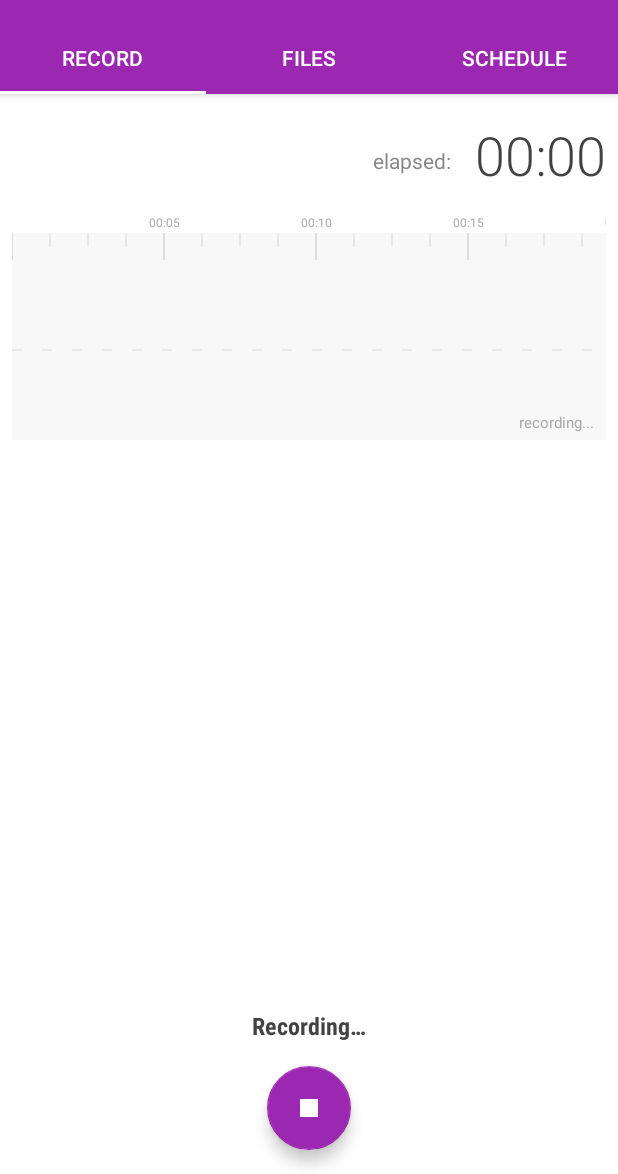
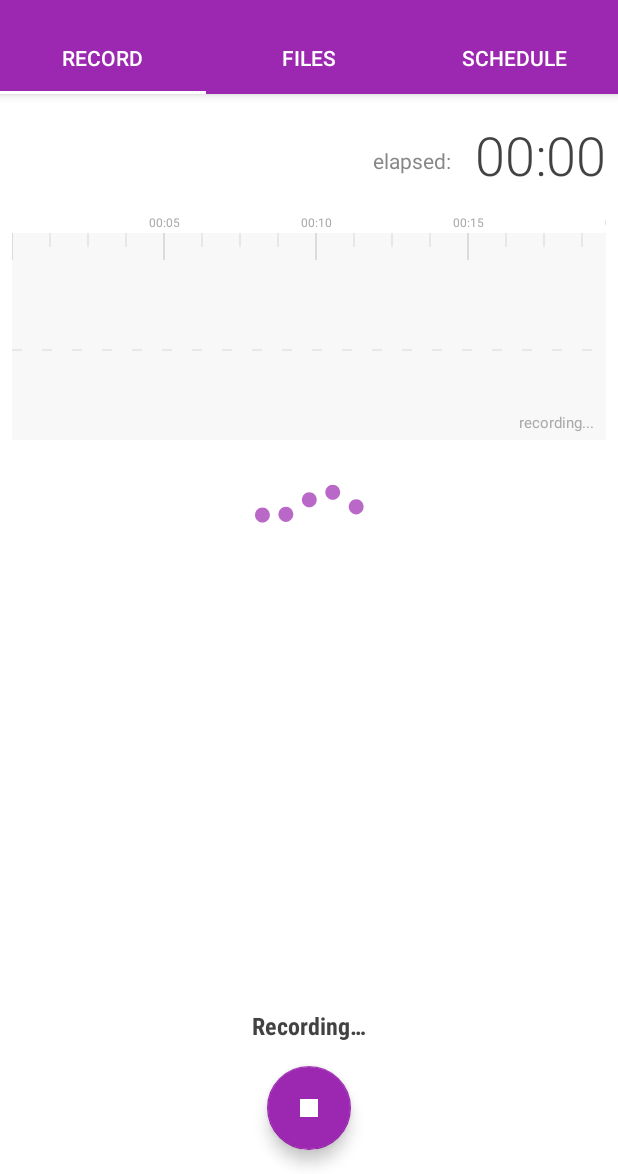
Before and after one commit to jamiejackherer/ScheduledRecorder, an Android app: the screen it shows after launch (MainActivity), after a tap on an icon or button, on a phone screen of 412 x 824 dp, the part 62-1236 px from its top. Run offline under Robolectric (Android 15) with nearby library versions, the phone set to English and light mode, and no system bars; our stand-ins replace Dagger/Hilt's generated code, Room's generated code, data binding; 4 statements that could not run were skipped.

Commit message:
add Lottie animations in record fragment and scheduled recordings details activity

```diff
--- a/app/build.gradle
+++ b/app/build.gradle
@@ -110,6 +110,9 @@ dependencies {
     implementation 'io.reactivex.rxjava2:rxjava:2.1.1'
     implementation 'io.reactivex.rxjava2:rxandroid:2.0.1'
 
+    // Lottie animations.
+    implementation 'com.airbnb.android:lottie:2.5.1'
+
 
     // Local unit tests.
     testImplementation "org.mockito:mockito-core:$mockitoVersion"
--- a/app/src/main/java/com/iclaude/scheduledrecorder/ui/activities/scheduled_recording/ScheduledRecordingDetailsViewModel.java
+++ b/app/src/main/java/com/iclaude/scheduledrecorder/ui/activities/scheduled_recording/ScheduledRecordingDetailsViewModel.java
@@ -62,6 +62,7 @@ public class ScheduledRecordingDetailsViewModel extends AndroidViewModel impleme
     public final ObservableBoolean timeEndCorrectObservable = new ObservableBoolean();
     public final ObservableBoolean timesCorrectObservable = new ObservableBoolean();
     public final ObservableField<String> errorMsgObservable = new ObservableField<>("");
+    public boolean portrait = true;
 
     private final SingleLiveEvent<Void> loadedCommand = new SingleLiveEvent<>();
     private final SingleLiveEvent<RESULT> saveCommand = new SingleLiveEvent<>();
@@ -79,6 +80,10 @@ public class ScheduledRecordingDetailsViewModel extends AndroidViewModel impleme
     public ScheduledRecordingDetailsViewModel(Application application, RecordingsRepository recordingsRepository) {
         super(application);
         this. recordingsRepository = recordingsRepository;
+    }
+
+    public void setOrientation() {
+        portrait = getApplication().getResources().getBoolean(R.bool.portrait);
     }
 
     public SingleLiveEvent<Void> getLoadedCommand() {
--- a/app/src/main/java/com/iclaude/scheduledrecorder/ui/fragments/record/RecordFragment.java
+++ b/app/src/main/java/com/iclaude/scheduledrecorder/ui/fragments/record/RecordFragment.java
@@ -10,13 +10,17 @@ import android.annotation.SuppressLint;
 import android.arch.lifecycle.ViewModelProviders;
 import android.content.pm.PackageManager;
 import android.databinding.Observable;
+import android.databinding.ObservableBoolean;
 import android.databinding.ObservableInt;
+import android.graphics.Color;
+import android.graphics.ColorFilter;
 import android.os.Build;
 import android.os.Bundle;
 import android.support.annotation.NonNull;
 import android.support.annotation.Nullable;
 import android.support.design.widget.FloatingActionButton;
 import android.support.v4.app.Fragment;
+import android.support.v4.content.ContextCompat;
 import android.util.Log;
 import android.view.LayoutInflater;
 import android.view.View;
@@ -24,6 +28,12 @@ import android.view.ViewGroup;
 import android.view.WindowManager;
 import android.widget.Toast;
 
+import com.airbnb.lottie.LottieAnimationView;
+import com.airbnb.lottie.LottieDrawable;
+import com.airbnb.lottie.LottieProperty;
+import com.airbnb.lottie.SimpleColorFilter;
+import com.airbnb.lottie.model.KeyPath;
+import com.airbnb.lottie.value.LottieValueCallback;
 import com.iclaude.scheduledrecorder.R;
 import com.iclaude.scheduledrecorder.databinding.FragmentRecordBinding;
 import com.iclaude.scheduledrecorder.utils.PermissionsManager;
@@ -41,6 +51,7 @@ public class RecordFragment extends Fragment {
 
     private RecordViewModel recordViewModel;
     private AudioLevelView audioView;
+    private LottieAnimationView lottieView;
 
     private boolean firstCallback = true;
     private Observable.OnPropertyChangedCallback secsCallback;
@@ -68,6 +79,19 @@ public class RecordFragment extends Fragment {
         recordViewModel.getAmplitudeLive().observe(this, integer ->
                     audioView.addAmplitude(integer));
 
+        recordViewModel.serviceRecording.addOnPropertyChangedCallback(new Observable.OnPropertyChangedCallback() {
+            @Override
+            public void onPropertyChanged(Observable sender, int propertyId) {
+                boolean isRecording =  ((ObservableBoolean) sender).get();
+                if(isRecording) {
+                    lottieView.playAnimation();
+                } else {
+                    lottieView.setProgress(0f);
+                    lottieView.pauseAnimation();
+                }
+            }
+        });
+
     }
 
     @SuppressLint("SetTextI18n")
@@ -83,6 +107,16 @@ public class RecordFragment extends Fragment {
         fab.setOnClickListener(v -> checkPermissionsAndRecord());
 
         audioView = rootView.findViewById(R.id.audio_view);
+
+        // Lottie animation view.
+        lottieView = rootView.findViewById(R.id.lottie_animation_view);
+        lottieView.setRepeatCount(LottieDrawable.INFINITE);
+        // change the color to match app's theme
+        int color = ContextCompat.getColor(getActivity(), R.color.primary_light);
+        SimpleColorFilter filter = new SimpleColorFilter(color);
+        KeyPath keyPath = new KeyPath("**");
+        LottieValueCallback<ColorFilter> callback = new LottieValueCallback<ColorFilter>(filter);
+        lottieView.addValueCallback(keyPath, LottieProperty.COLOR_FILTER, callback);
 
         return rootView;
     }
@@ -105,6 +139,10 @@ public class RecordFragment extends Fragment {
             }
         };
         recordViewModel.secondsElapsed.addOnPropertyChangedCallback(secsCallback);
+
+        if(recordViewModel.serviceRecording.get()) {
+            lottieView.playAnimation();
+        }
     }
 
     @Override
@@ -112,6 +150,7 @@ public class RecordFragment extends Fragment {
         super.onPause();
 
         recordViewModel.secondsElapsed.removeOnPropertyChangedCallback(secsCallback);
+        lottieView.pauseAnimation();
     }
 
     // Check dangerous permissions for Android Marshmallow+.
--- a/app/src/main/res/layout-land/fragment_record.xml
+++ b/app/src/main/res/layout-land/fragment_record.xml
@@ -42,7 +42,6 @@
             android:textColor="@color/primary_text"
             android:textSize="@dimen/filerecord_chrono_textsize"
             app:layout_constraintEnd_toStartOf="@+id/guideline"
-            app:layout_constraintHorizontal_bias="0.466"
             app:layout_constraintStart_toStartOf="parent"
             app:layout_constraintTop_toBottomOf="@+id/textView15"
             tools:text="00:00" />
@@ -108,6 +107,17 @@
             app:layout_constraintStart_toStartOf="@+id/tvChronometer"
             app:layout_constraintTop_toTopOf="parent" />
 
+        <com.airbnb.lottie.LottieAnimationView
+            android:id="@+id/lottie_animation_view"
+            android:layout_width="wrap_content"
+            android:layout_height="100dp"
+            app:layout_constraintTop_toBottomOf="@+id/tvChronometer"
+            app:layout_constraintEnd_toEndOf="@+id/tvChronometer"
+            app:layout_constraintStart_toStartOf="@+id/tvChronometer"
+            app:lottie_autoPlay="false"
+            app:lottie_loop="true"
+            app:lottie_rawRes="@raw/dotted_loader" />
+
     </android.support.constraint.ConstraintLayout>
 
 </layout>
--- a/app/src/main/res/layout/fragment_record.xml
+++ b/app/src/main/res/layout/fragment_record.xml
@@ -102,6 +102,17 @@
             app:layout_constraintTop_toTopOf="@+id/tvChronometer"
             android:text="@string/record_elapsed" />
 
+        <com.airbnb.lottie.LottieAnimationView
+            android:id="@+id/lottie_animation_view"
+            android:layout_width="wrap_content"
+            android:layout_height="100dp"
+            app:layout_constraintEnd_toEndOf="parent"
+            app:layout_constraintStart_toStartOf="parent"
+            app:layout_constraintTop_toBottomOf="@+id/audio_view"
+            app:lottie_autoPlay="false"
+            app:lottie_loop="true"
+            app:lottie_rawRes="@raw/dotted_loader" />
+
     </android.support.constraint.ConstraintLayout>
 
 </layout>
--- a/app/src/main/res/values-land/integers.xml
+++ b/app/src/main/res/values-land/values.xml
@@ -1,5 +1,6 @@
 <?xml version="1.0" encoding="utf-8"?>
 <resources>
     <integer name="fileviewer_num_columns">2</integer>
+    <bool name="portrait">false</bool>
 
 </resources>
--- a/app/src/main/res/values/integers.xml
+++ b/app/src/main/res/values/values.xml
@@ -1,5 +1,6 @@
 <?xml version="1.0" encoding="utf-8"?>
 <resources>
     <integer name="fileviewer_num_columns">1</integer>
+    <bool name="portrait">true</bool>
 
 </resources>
```
Also changed, not shown: app/src/main/java/com/iclaude/scheduledrecorder/ui/activities/scheduled_recording/ScheduledRecordingDetailsActivity.java (+24 -0 lines), app/src/main/res/layout/activity_scheduled_recording_details.xml (+13 -0 lines), app/src/main/res/raw/dotted_loader.json (added, +1 -0 lines), app/src/main/res/raw/tick_reveal.json (added, +1 -0 lines).
